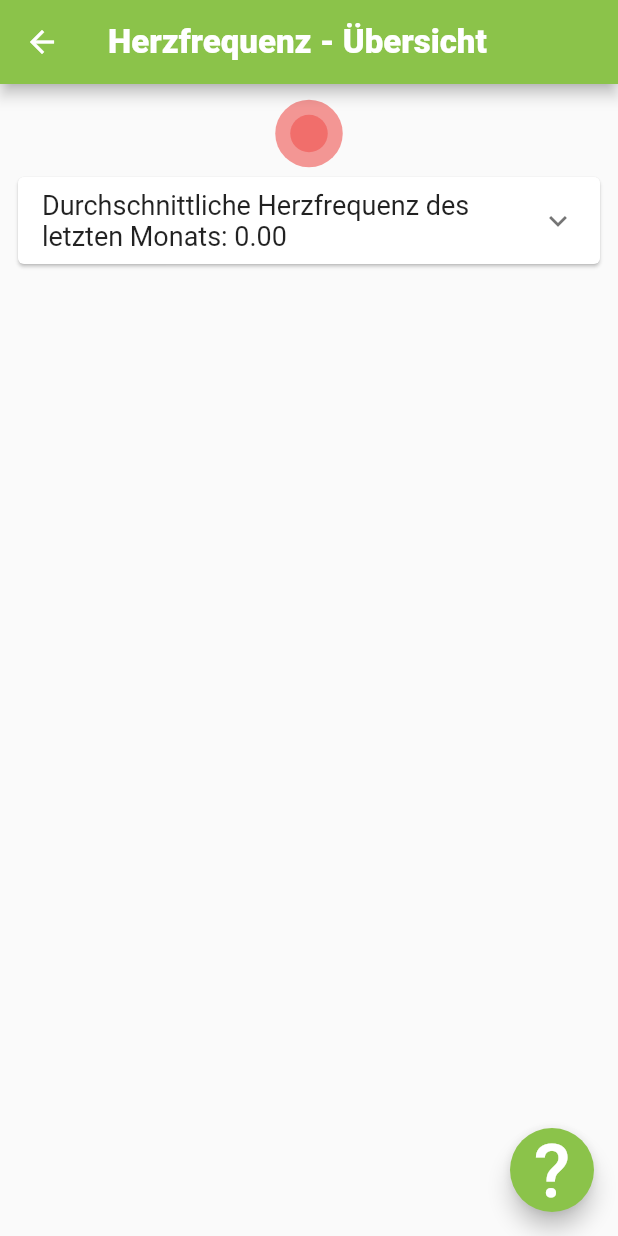
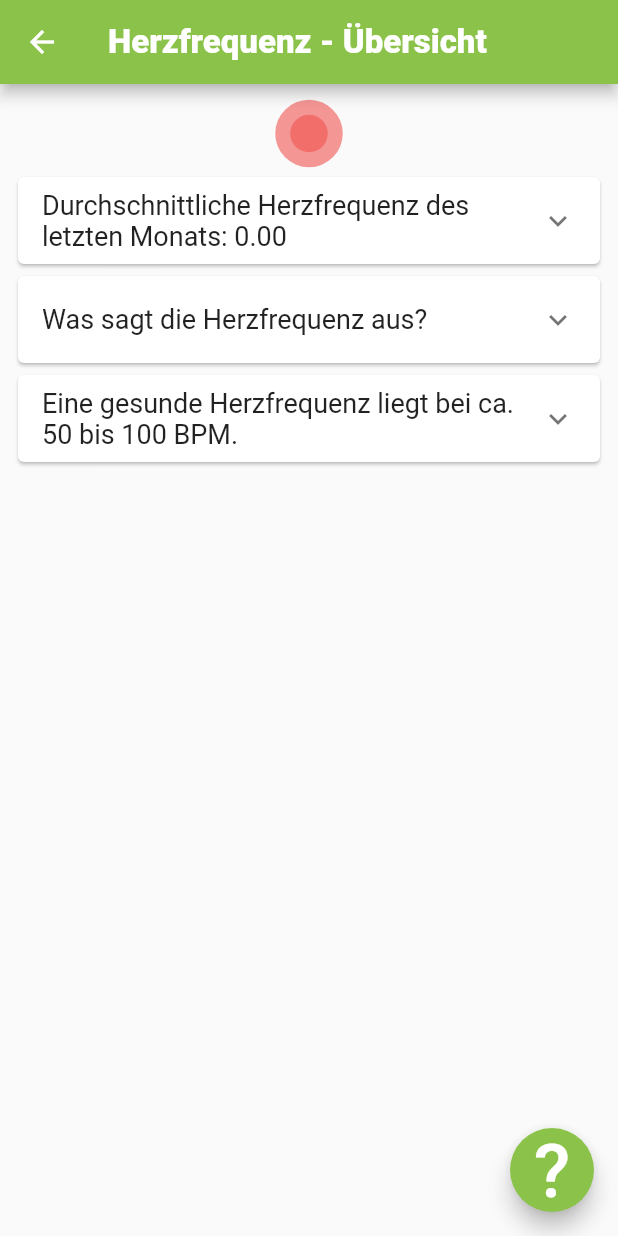
Before and after one commit to Linea-code/chf-app, a Flutter app: the BPM screen opened directly, on a phone screen of 412 x 824 dp. Run offline on Flutter 3.47's test engine with Material 2 defaults, Android fonts, the phone set to English and light mode, and no system bars; our stand-ins replace charts_flutter, flutter_spinkit, qr_flutter; missing offline and left inert: flutter_sparkline, health.

Commit message:
Details zu Vitalparametern hinzugefügt; Boxen auf Startseite verschönert

```diff
--- a/lib/faq/faq.dart
+++ b/lib/faq/faq.dart
@@ -1,6 +1,5 @@
 import 'package:flutter/cupertino.dart';
 import 'package:flutter/material.dart';
-import 'package:folding_cell/folding_cell.dart';
 
 class FAQ extends StatelessWidget {
   final String _title = "FAQ";
--- a/lib/main.dart
+++ b/lib/main.dart
@@ -5,4 +5,4 @@ import 'package:herzinsuffizienz/onboarding/Permissions.dart';
 import 'package:herzinsuffizienz/onboarding/accessrights.dart';
 import 'package:herzinsuffizienz/onboarding/firstscreen.dart';
 
-void main() => runApp(MaterialApp(home: Home()));
+void main() => runApp(MaterialApp(home: Start()));
--- a/lib/vitalparameters/bpm.dart
+++ b/lib/vitalparameters/bpm.dart
@@ -134,6 +134,47 @@ class _BPMState extends State<BPM> {
                       ),
                     ),
                   ],
+                )),
+            Card(
+                child: ExpansionTile(
+                  title: Text(
+                    ("Was sagt die Herzfrequenz aus?"),
+                    style: TextStyle(
+                      fontSize: 18.0,
+                    ),
+                  ),
+                  children: <Widget>[
+                    Container(
+                      padding: EdgeInsets.all(10.0),
+                      child: Text(
+                        "Die Herzfrequenz gibt die Anzahl der Herzschläge pro Minute an. Eine Herzfrequenz von 60 BPM bedeutet demnach, dass das Herz in einer Minute 60 mal schlägt. ",
+                        style: TextStyle(
+                          fontSize: 16.0,
+                        ),
+                      ),
+                    ),
+                  ],
+                )),
+            Card(
+                child: ExpansionTile(
+                  title: Text(
+                    ("Eine gesunde Herzfrequenz liegt bei ca. 50 bis 100 BPM."),
+                    style: TextStyle(
+                      fontSize: 18.0,
+                    ),
+                  ),
+                  children: <Widget>[
+                    Container(
+                      padding: EdgeInsets.all(10.0),
+                      child: Text(
+                        "Wie hoch genau eine gesunde Herzfrequenz ist, hängt von vielen Faktoren ab. Beispielsweise das Alter, Geschlecht und die körperlicge Fitness wirken sich stark auf die Herzfequenz aus."
+                            "So liegt bei einem Neugeborenen die gesunde Herzfrequenz deutlich höher, bei rund 120 BPM, wohingegen ein junger, männlicher Athlet eine Herzfrequenz von rund 55 BPM hat.",
+                        style: TextStyle(
+                          fontSize: 16.0,
+                        ),
+                      ),
+                    ),
+                  ],
                 ))
           ]),
         )));
--- a/pubspec.yaml
+++ b/pubspec.yaml
@@ -31,7 +31,6 @@ dependencies:
   # Use with the CupertinoIcons class for iOS style icons.
   cupertino_icons: ^0.1.3
   flutter_sparkline: "^0.1.0"
-  csv: ^4.0.3
   fl_chart: 0.9.4
   charts_flutter: 0.9.0
   fit_kit: 1.1.1
@@ -62,13 +61,9 @@ flutter:
     - assets/Neuseeland_Steine.png
     - assets/Neuseeland_Berg.JPG
     - assets/Neuseeland_Panorama.JPG
-    - assets/green_background.jpg
-    - assets/bp.csv
-    - assets/weight.csv
     - assets/Blume.JPG
     - assets/Blutdruck_messen.png
     - assets/Herzinsuffizienz_Abb.jpg
-    - assets/Survey.png
 
 
 
```
Also changed, not shown: lib/home/home.dart (+7 -4 lines), lib/vitalparameters/bodyfat.dart (+42 -0 lines), assets/Survey.png (deleted), assets/green_background.jpg (deleted), lib/vitalparameters/Vitalparameter.dart (renamed from lib/vitalparameters/VitalparameterNeu.dart), pubspec.lock.
